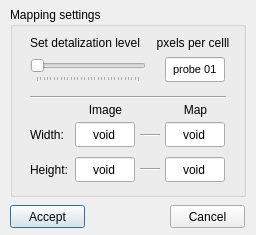
Old version of the form Sources/mappingdialog.ui in the repository pi-null-mezon/QPULSECAPTURE.
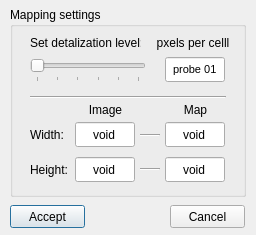
New version of the form.

The edit to the form file:
```diff
--- a/Sources/mappingdialog.ui
+++ b/Sources/mappingdialog.ui
@@ -155,10 +155,10 @@
      </rect>
     </property>
     <property name="minimum">
-     <number>8</number>
+     <number>20</number>
     </property>
     <property name="maximum">
-     <number>128</number>
+     <number>40</number>
     </property>
     <property name="singleStep">
      <number>1</number>
@@ -167,7 +167,7 @@
      <number>4</number>
     </property>
     <property name="sliderPosition">
-     <number>8</number>
+     <number>20</number>
     </property>
     <property name="orientation">
      <enum>Qt::Horizontal</enum>
```
